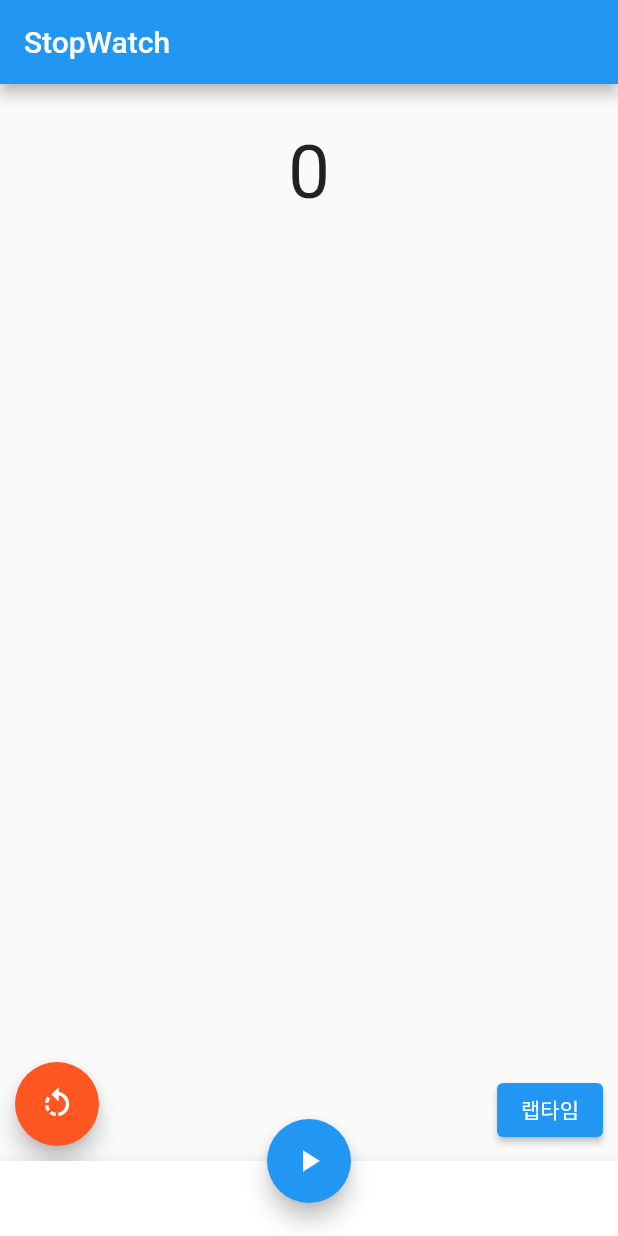
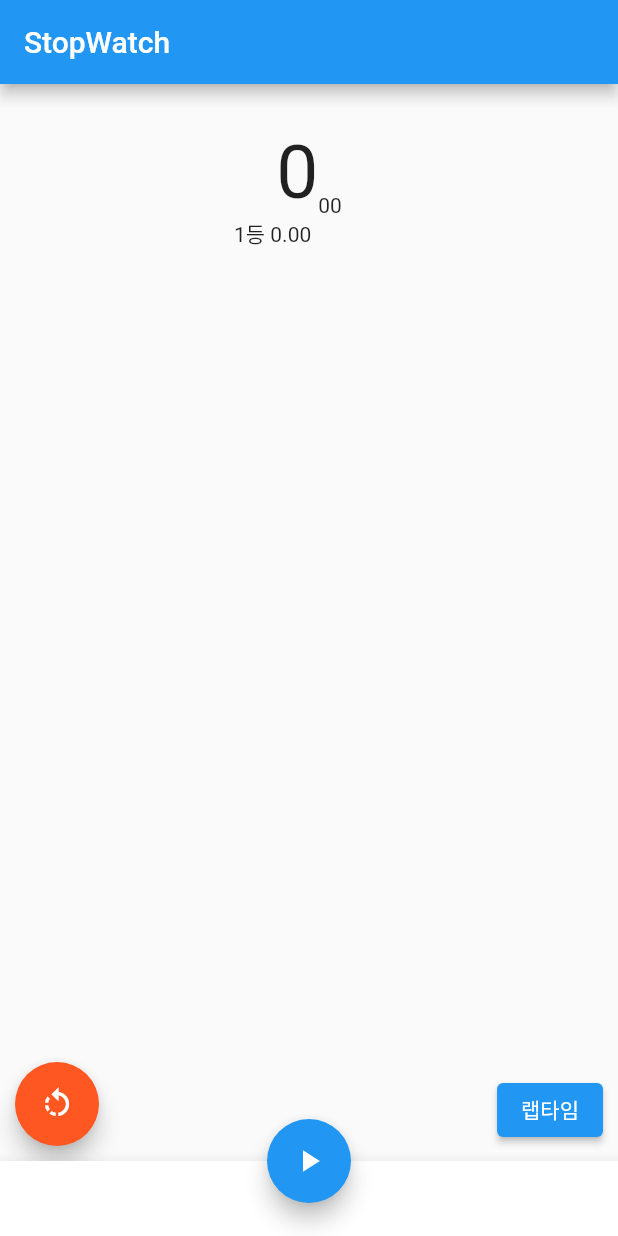
Before and after one commit to eunkee/flutter_stopwatch, a Flutter app: the screen it shows after launch, after a tap on "랩타임", on a phone screen of 412 x 824 dp. Run offline on Flutter 3.47's test engine with Material 2 defaults, Android fonts, the phone set to English and light mode, and no system bars.

```diff
--- a/lib/main.dart
+++ b/lib/main.dart
@@ -1,4 +1,5 @@
 import 'package:flutter/material.dart';
+import 'dart:async';
 
 void main() {
   runApp(const MyApp());
@@ -27,13 +28,60 @@ class StopWatchPage extends StatefulWidget {
 }
 
 class _StopWatchPageState extends State<StopWatchPage> {
+  late Timer _timer;
+  var _time = 0;
+  var _isRunning = false;
+
+  List<String> _lapTimes = [];
+
+  @override
+  void dispose() {
+    _timer.cancel();
+    super.dispose();
+  }
+
+  void _clickButton() {
+    _isRunning = !_isRunning;
+
+    if (_isRunning) {
+      _start();
+    } else {
+      _pause();
+    }
+  }
+
+  void _start() {
+    _timer = Timer.periodic(const Duration(milliseconds: 10), (timer) {
+      setState(() {
+        _time++;
+      });
+    });
+  }
+
+  void _pause() {
+    _timer.cancel();
+  }
+
+  void _reset() {
+    setState(() {
+      _isRunning = false;
+      _timer.cancel();
+      _lapTimes.clear();
+      _time = 0;
+    });
+  }
+
+  void _recordLapTime(String time) {
+    _lapTimes.insert(0, '${_lapTimes.length + 1}등 $time');
+  }
+
   @override
   Widget build(BuildContext context) {
     return Scaffold(
       appBar: AppBar(
         title: const Text('StopWatch'),
       ),
-      body: _buildBody(),
+      body: _buildBody(_time),
       bottomNavigationBar: BottomAppBar(
         child: Container(
           height: 50.0,
@@ -43,13 +91,16 @@ class _StopWatchPageState extends State<StopWatchPage> {
         onPressed: () => setState(() {
           _clickButton();
         }),
-        child: const Icon(Icons.play_arrow),
+        child: _isRunning ? const Icon(Icons.pause) :const Icon(Icons.play_arrow),
       ),
       floatingActionButtonLocation: FloatingActionButtonLocation.centerDocked,
     );
   }
 
-  Widget _buildBody() {
+  Widget _buildBody(var _time) {
+    var sec = _time ~/ 100;
+    var hundredth = '${_time % 100}'.padLeft(2, '0');
+
     return Center(
       child: Padding(
         padding: const EdgeInsets.only(top: 30),
@@ -62,16 +113,17 @@ class _StopWatchPageState extends State<StopWatchPage> {
                   crossAxisAlignment: CrossAxisAlignment.end,
                   children: [
                     Text( // 초
-                      '0',
-                      style: TextStyle(fontSize: 50.0),
+                      '$sec',
+                      style: const TextStyle(fontSize: 50.0),
                     ),
+                    Text(hundredth),
                   ],
                 ),
-                Container( // 랩 타임을 표시하는 영역
+                SizedBox( // 랩 타임을 표시하는 영역
                   width: 100,
                   height: 200,
                   child: ListView(
-                    children: [],
+                    children: _lapTimes.map((time) => Text(time)).toList(),
                   ),
                 ),
               ],
@@ -81,7 +133,7 @@ class _StopWatchPageState extends State<StopWatchPage> {
               bottom: 10,
               child: FloatingActionButton(
                 backgroundColor: Colors.deepOrange,
-                onPressed: () {},
+                onPressed: _reset,
                 child: const Icon(Icons.rotate_left),
               )
             ),
@@ -89,7 +141,11 @@ class _StopWatchPageState extends State<StopWatchPage> {
                 right: 10,
                 bottom: 10,
                 child: ElevatedButton(
-                  onPressed: () {},
+                  onPressed: () {
+                    setState(() {
+                      _recordLapTime('$sec.$hundredth');
+                    });
+                  },
                   child: const Text('랩타임'),
                 )
             )
@@ -98,7 +154,4 @@ class _StopWatchPageState extends State<StopWatchPage> {
       ),
     );
   }
-
-  void _clickButton() {
-  }
 }
--- a/pubspec.yaml
+++ b/pubspec.yaml
@@ -34,6 +34,7 @@ dependencies:
   # The following adds the Cupertino Icons font to your application.
   # Use with the CupertinoIcons class for iOS style icons.
   cupertino_icons: ^1.0.2
+  intl: ^0.17.0
 
 dev_dependencies:
   flutter_test:
```
Also changed, not shown: pubspec.lock.
